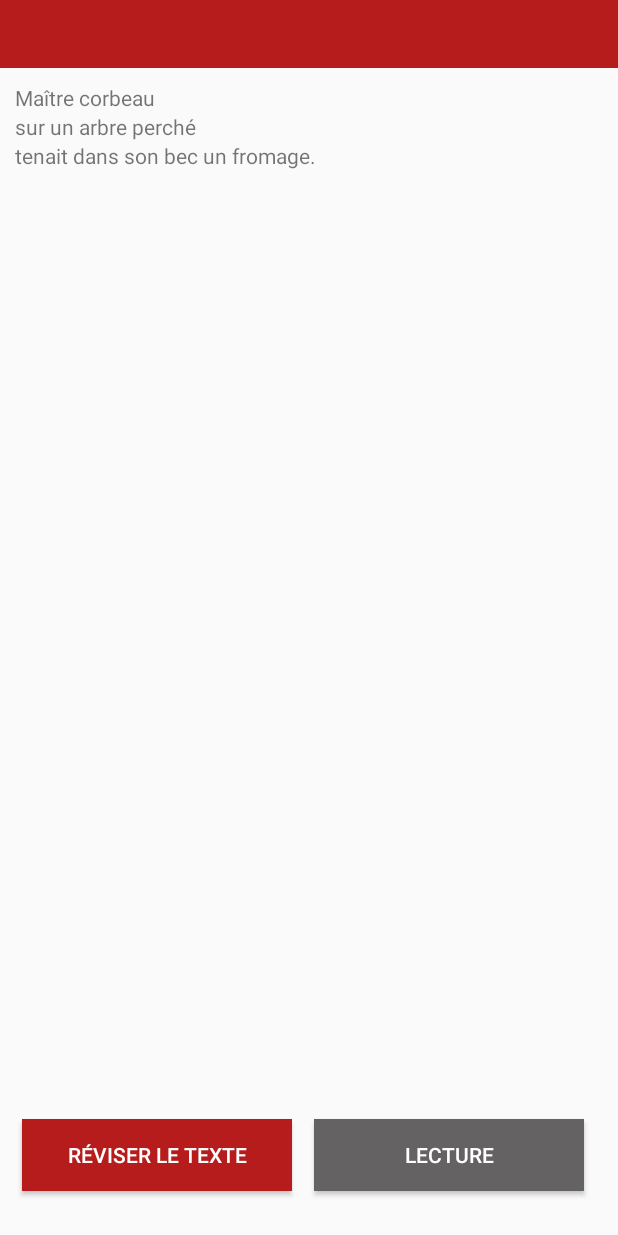
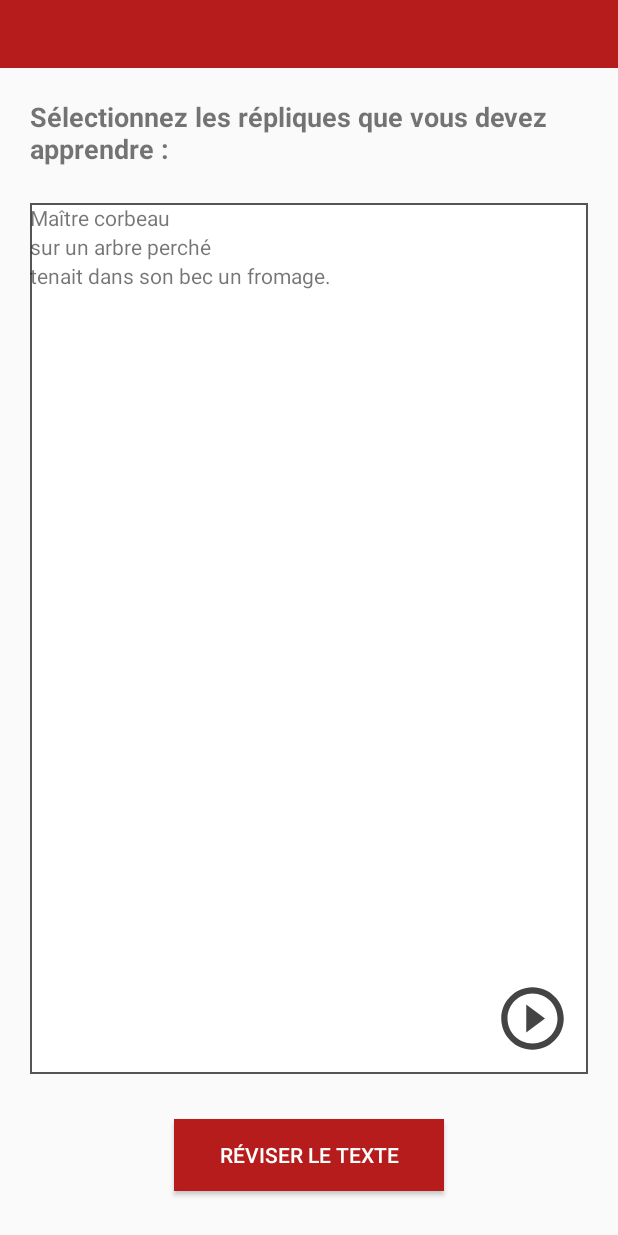
Before and after one commit to AlanPa/Recito, an Android app: the TextManagerActivity screen opened directly, with no data from a screen before it, on a phone screen of 412 x 824 dp. Run offline under Robolectric (Android 15) with nearby library versions, the phone set to English and light mode, and no system bars; libraries missing offline, so code that uses them is left out: com.microsoft.cognitiveservices.

Commit message:
Mieux play

```diff
--- a/app/src/main/java/com/microsoft/cognitiveservices/speech/samples/quickstart/ReciterTexte.java
+++ b/app/src/main/java/com/microsoft/cognitiveservices/speech/samples/quickstart/ReciterTexte.java
@@ -73,11 +73,12 @@ public class ReciterTexte extends AppCompatActivity {
         // Initialisation du bouton
         // Si la première phrase est à dire par l'utilisateur
         if (fullOriginalTextList.get(0).second == 0){
-            // Mettre le micro
+            // Mettre le bouton micro
             mettreBouton(1);
         }
         // Si elle est à dire par Recito
         else {
+            // Mettre le bouton play
             mettreBouton(2);
         }
 
@@ -122,22 +123,22 @@ public class ReciterTexte extends AppCompatActivity {
 
     public void onSpeechToTextButtonClicked(View v) {
         if (indToRead<fullOriginalTextList.size()) {
-            TextView writeHere = (TextView) this.findViewById(R.id.TexteDit_Reciter);
+            TextView writeHere = this.findViewById(R.id.TexteDit_Reciter);
 
             if (indToRead == 1) {
-                writeHere = (TextView) this.findViewById(R.id.TexteDit_Reciter2);
+                writeHere = this.findViewById(R.id.TexteDit_Reciter2);
             } else if (indToRead == 2) {
-                writeHere = (TextView) this.findViewById(R.id.TexteDit_Reciter3);
+                writeHere = this.findViewById(R.id.TexteDit_Reciter3);
             } else if (indToRead == 3) {
-                writeHere = (TextView) this.findViewById(R.id.TexteDit_Reciter4);
+                writeHere = this.findViewById(R.id.TexteDit_Reciter4);
             } else if (indToRead == 4) {
-                writeHere = (TextView) this.findViewById(R.id.TexteDit_Reciter5);
+                writeHere = this.findViewById(R.id.TexteDit_Reciter5);
             } else if (indToRead == 5) {
-                writeHere = (TextView) this.findViewById(R.id.TexteDit_Reciter6);
+                writeHere = this.findViewById(R.id.TexteDit_Reciter6);
             } else if (indToRead == 6) {
-                writeHere = (TextView) this.findViewById(R.id.TexteDit_Reciter7);
+                writeHere = this.findViewById(R.id.TexteDit_Reciter7);
             }
-            String toWrite = "";
+            String toWrite;
             // Si c'est à l'utilisateur de parler, on enregistre et on stocke ce qui est dit et l'original
             if (fullOriginalTextList.get(indToRead).second == 0) {
                 String said = recordSpeechToText();
@@ -176,8 +177,8 @@ public class ReciterTexte extends AppCompatActivity {
 
     // 0 c'est terminé / 1 mettre micro / 2 mettre play
     private void mettreBouton(int etat){
-        ImageButton bouton = (ImageButton) this.findViewById(R.id.Mic_Button_Reciter);
-        TextView texteBouton = (TextView) this.findViewById(R.id.Tour_Reciter);
+        ImageButton bouton = this.findViewById(R.id.Mic_Button_Reciter);
+        TextView texteBouton = this.findViewById(R.id.Tour_Reciter);
 
         if (etat == 0)
             texteBouton.setText("C'est terminé");
@@ -196,12 +197,7 @@ public class ReciterTexte extends AppCompatActivity {
         try {
             SpeechConfig config = SpeechConfig.fromSubscription(speechSubscriptionKey, serviceRegion);
             config.setSpeechRecognitionLanguage("fr-FR");
-
-            assert(config != null);
-
             SpeechRecognizer reco = new SpeechRecognizer(config);
-            assert(reco != null);
-
             Future<SpeechRecognitionResult> task = reco.recognizeOnceAsync();
             assert(task != null);
 
--- a/app/src/main/java/com/microsoft/cognitiveservices/speech/samples/quickstart/TextManagerActivity.java
+++ b/app/src/main/java/com/microsoft/cognitiveservices/speech/samples/quickstart/TextManagerActivity.java
@@ -12,6 +12,7 @@ import android.text.method.ScrollingMovementMethod;
 import android.util.Pair;
 import android.view.View;
 import android.widget.Button;
+import android.widget.ImageButton;
 import android.widget.TableLayout;
 import android.widget.TableRow;
 import android.widget.TextView;
@@ -46,14 +47,12 @@ public class TextManagerActivity extends AppCompatActivity {
     public static final String ORDER_TEXT_KEY="order_text_key";
    // private String title="Votre texte à apprendre :";
     private String currentText="Maître corbeau\nsur un arbre perché\ntenait dans son bec un fromage.";
-   // private TextView titleText=null;
-    //private TextView currentTextView=null;
     private TableLayout currentTable = null;
     private Button startReciteButton=null;
-    private Button readReciteButton=null;
+    private ImageButton readReciteButton=null;
     private long currentTextID=-1;
     private TextToSpeech tts;
-    private ArrayList<Integer> orderText=new ArrayList<Integer>();
+    private ArrayList<Integer> orderText=new ArrayList<>();
 
     @Override
     protected void onCreate(Bundle savedInstanceState) {
@@ -70,22 +69,19 @@ public class TextManagerActivity extends AppCompatActivity {
         //currentText=curIntent.getStringExtra("currentText");//AAAAA DECOMMENTER
         String[] repliques= currentText.split("\n");
         for (String laReplique:repliques) {
-            if(laReplique != "")
+            if(!laReplique.equals(""))
             {
                 TableRow row= new TableRow(this);
                 TextView leText = new TextView(this);
                 TableRow.LayoutParams lp = new TableRow.LayoutParams(TableRow.LayoutParams.WRAP_CONTENT);
                 row.setLayoutParams(lp);
-                leText.setText(laReplique);
+                String textTemporaire = laReplique.replace("\n","\n\n");
+                leText.setText(textTemporaire);
                 leText.setMovementMethod(new ScrollingMovementMethod());
                 leText.setBackgroundColor(getResources().getColor(android.R.color.holo_orange_light,null));
                 leText.getBackground().setAlpha(0);
                 leText.setClickable(true);
-                leText.setOnClickListener(new View.OnClickListener()
-                {
-                    @Override
-                    public void onClick(View v)
-                    {
+                leText.setOnClickListener(v -> {
                     if( leText.getBackground().getAlpha() == 0)
                     {
                         leText.getBackground().setAlpha(100);
@@ -95,10 +91,7 @@ public class TextManagerActivity extends AppCompatActivity {
                         leText.getBackground().setAlpha(0);
                     }
 
-                    }
                 });
-
-
                 row.addView(leText);
                 currentTable.addView(row);
             }
@@ -108,18 +101,13 @@ public class TextManagerActivity extends AppCompatActivity {
         //new FetchTask().execute("http://localhost:4000/GetId?id=5", currentTextID);
 
 
-        tts=new TextToSpeech(getApplicationContext(), new TextToSpeech.OnInitListener() {
-            @Override
-            public void onInit(int status) {
+        tts=new TextToSpeech(getApplicationContext(), status -> {
             if(status != TextToSpeech.ERROR) {
                 tts.setLanguage(Locale.FRENCH);
             }
-            }
         });
 
-        startReciteButton.setOnClickListener(new View.OnClickListener() {
-            @Override
-            public void onClick(View view) {
+        startReciteButton.setOnClickListener(view -> {
             Intent ReciteTexteActivity = new Intent(TextManagerActivity.this, ReciterTexte.class);
             ReciteTexteActivity.putExtra(CURRENT_TEXT_ID, currentTextID);
             ReciteTexteActivity.putExtra(CURRENT_TEXT_KEY, currentText);
@@ -141,12 +129,9 @@ public class TextManagerActivity extends AppCompatActivity {
             setResult(RESULT_OK,ReciteTexteActivity);
             finish();
             startActivity(ReciteTexteActivity);
-            }
         });
 
-        readReciteButton.setOnClickListener(new View.OnClickListener() {
-            @Override
-            public void onClick(View view) {
+        readReciteButton.setOnClickListener(view -> {
            // String toSpeak = currentText;
             String toSpeak ="";
             for(int i=0; i< currentTable.getChildCount();i++)
@@ -157,7 +142,6 @@ public class TextManagerActivity extends AppCompatActivity {
             }
             Toast.makeText(getApplicationContext(), toSpeak,Toast.LENGTH_SHORT).show();
             tts.speak(toSpeak, TextToSpeech.QUEUE_FLUSH, null);
-            }
         });
     }
 
--- /dev/null
+++ b/app/src/main/res/drawable/back.xml
@@ -0,0 +1,4 @@
+<shape xmlns:android="http://schemas.android.com/apk/res/android" android:shape="rectangle" >
+    <solid android:color="@android:color/white" />
+    <stroke android:width="1dip" android:color="#555555"/>
+</shape>
--- /dev/null
+++ b/app/src/main/res/drawable/ic_play_circle_outline_black_50dp.xml
@@ -0,0 +1,5 @@
+<vector android:height="50dp" android:tint="#444444"
+    android:viewportHeight="24.0" android:viewportWidth="24.0"
+    android:width="50dp" xmlns:android="http://schemas.android.com/apk/res/android">
+    <path android:fillColor="#444444" android:pathData="M10,16.5l6,-4.5 -6,-4.5v9zM12,2C6.48,2 2,6.48 2,12s4.48,10 10,10 10,-4.48 10,-10S17.52,2 12,2zM12,20c-4.41,0 -8,-3.59 -8,-8s3.59,-8 8,-8 8,3.59 8,8 -3.59,8 -8,8z"/>
+</vector>
--- a/app/src/main/res/layout/activity_text_manager.xml
+++ b/app/src/main/res/layout/activity_text_manager.xml
@@ -8,25 +8,13 @@
 
     <Button
         android:id="@+id/Start_Button_Item_Text"
+        style="@style/Bouton"
         android:layout_marginTop="30dp"
         android:layout_marginBottom="30dp"
         android:text="@string/start_bouton_Item_Text"
         app:layout_constraintBottom_toBottomOf="parent"
-        app:layout_constraintEnd_toStartOf="@+id/Read_Button_Item_Text"
+        app:layout_constraintEnd_toEndOf="parent"
         app:layout_constraintStart_toStartOf="parent"
-        app:layout_constraintTop_toBottomOf="@+id/Table_Text"
-        style="@style/Bouton"/>
-
-    <Button
-        android:id="@+id/Read_Button_Item_Text"
-        style="@style/Bouton"
-        android:layout_marginTop="30dp"
-        android:layout_marginEnd="8dp"
-        android:background="#646262"
-        android:text="@string/read_bouton_Item_Text"
-        app:layout_constraintBottom_toBottomOf="parent"
-        app:layout_constraintEnd_toEndOf="parent"
-        app:layout_constraintStart_toEndOf="@+id/Start_Button_Item_Text"
         app:layout_constraintTop_toBottomOf="@+id/Table_Text" />
 
     <android.support.v7.widget.Toolbar
@@ -44,20 +32,49 @@
     </android.support.v7.widget.Toolbar>
 
 
+    <TextView
+        android:id="@+id/Titre_Text"
+        android:layout_width="0dp"
+        android:layout_height="50sp"
+        android:layout_centerHorizontal="true"
+        android:layout_marginStart="20dp"
+        android:layout_marginTop="20dp"
+        android:layout_marginEnd="20dp"
+        android:layout_marginBottom="20dp"
+        android:text="@string/titre_Text"
+        android:textSize="18dp"
+        android:textStyle="bold"
+        app:layout_constraintBottom_toTopOf="@+id/Table_Text"
+        app:layout_constraintEnd_toEndOf="parent"
+        app:layout_constraintStart_toStartOf="parent"
+        app:layout_constraintTop_toBottomOf="@+id/toolbar" />
+
     <TableLayout
         android:id="@+id/Table_Text"
         android:layout_width="0dp"
         android:layout_height="0dp"
-        android:layout_marginStart="10dp"
-        android:layout_marginTop="10dp"
-        android:layout_marginEnd="10dp"
-        android:layout_marginBottom="30dp"
+        android:layout_marginStart="20dp"
+        android:layout_marginEnd="20dp"
         android:scrollbars="vertical"
+        android:background="@drawable/back"
         app:layout_constraintBottom_toTopOf="@+id/Start_Button_Item_Text"
         app:layout_constraintEnd_toEndOf="parent"
+        app:layout_constraintHorizontal_bias="0.0"
         app:layout_constraintStart_toStartOf="parent"
-        app:layout_constraintTop_toBottomOf="@+id/toolbar">
+        app:layout_constraintTop_toBottomOf="@+id/Titre_Text">
 
     </TableLayout>
 
+    <ImageButton
+        android:id="@+id/Read_Button_Item_Text"
+        android:layout_width="wrap_content"
+        android:layout_height="wrap_content"
+        android:layout_alignParentBottom="true"
+        android:layout_marginEnd="20dp"
+        android:layout_marginBottom="110dp"
+        android:backgroundTint="@android:color/transparent"
+        android:src="@drawable/ic_play_circle_outline_black_50dp"
+        app:layout_constraintBottom_toBottomOf="parent"
+        app:layout_constraintEnd_toEndOf="parent" />
+
 </android.support.constraint.ConstraintLayout>
--- a/app/src/main/res/values/strings.xml
+++ b/app/src/main/res/values/strings.xml
@@ -51,6 +51,7 @@
     <string name="Details_button_ResultatSimple">Détails résultat</string>
     <string name="Reessayer_button_ResultatSimple">Réessayer</string>
     <string name="Terminer_button_ResultatSimple">Terminer</string>
+    <string name="titre_Text">Sélectionnez les répliques que vous devez apprendre :</string>
 
     //Item_Text____________________________________________________________________
 
```
Lines whose indentation alone changed are shown as unchanged.
